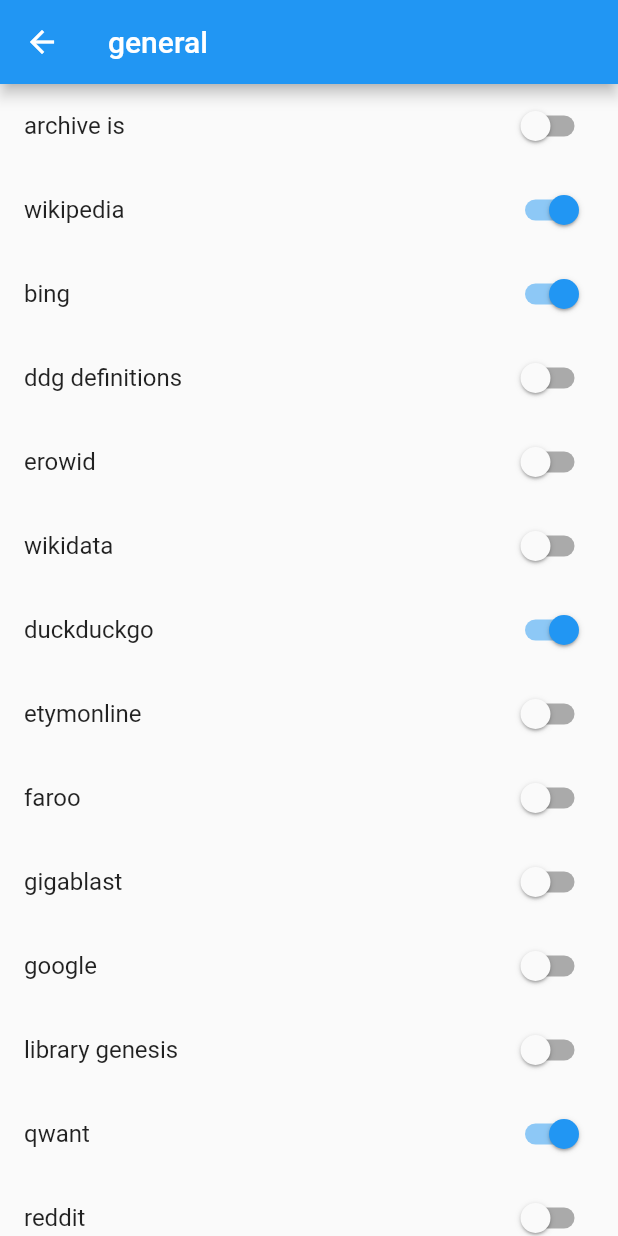
After one commit to boapps/searxer, a Flutter app: the CategoriesPage screen opened directly, after a tap on "general", on a phone screen of 412 x 824 dp. The commit adds this screen. Run offline on Flutter 3.47's test engine with Material 2 defaults, Android fonts, the phone set to English and light mode, and no system bars; our stand-ins replace fluttertoast, photo_view, shared_preferences; missing offline and left inert: autocomplete_textfield, format_bytes, network_to_file_image; accounts and stored records are empty.

Commit message:
redesign engines/categories

```diff
--- /dev/null
+++ b/lib/CategoriesPage.dart
@@ -0,0 +1,41 @@
+import 'package:flutter/material.dart';
+import 'Searx.dart';
+import 'CategoryPage.dart';
+
+class CategoriesPage extends StatefulWidget {
+  CategoriesPage({Key key}) : super(key: key);
+
+  @override
+  _CategoriesPageState createState() => _CategoriesPageState();
+}
+
+class _CategoriesPageState extends State<CategoriesPage> {
+  @override
+  void initState() {
+    super.initState();
+  }
+
+  @override
+  Widget build(BuildContext context) {
+    return Scaffold(
+      appBar: AppBar(
+        title: new Text("Categories"),
+      ),
+      body: new ListView.builder(
+        itemBuilder: (BuildContext context, int index) {
+          return ListTile(
+            title: Text(CATEGORY_LIST.keys.toList()[index]),
+            onTap: () {
+              Navigator.push(
+                context,
+                MaterialPageRoute(builder: (context) => CategoryPage(CATEGORY_LIST.keys.toList()[index])),
+              );
+            },
+            leading: Icon(CATEGORY_LIST.values.toList()[index]),
+          );
+        },
+        itemCount: CATEGORY_LIST.length,
+      ),
+    );
+  }
+}
--- /dev/null
+++ b/lib/CategoryPage.dart
@@ -0,0 +1,63 @@
+import 'package:flutter/material.dart';
+import 'Searx.dart';
+import 'Settings.dart';
+
+class CategoryPage extends StatefulWidget {
+  CategoryPage(this.categoryName, {Key key}) : super(key: key);
+  String categoryName;
+  @override
+  _CategoryPageState createState() => _CategoryPageState();
+}
+
+class _CategoryPageState extends State<CategoryPage> {
+  @override
+  void initState() {
+    super.initState();
+      refreshEditableEngines();
+      editableEngines.keys.toList().length;
+  }
+
+  Map<String, bool> editableEngines = Map();
+
+  void refreshEditableEngines() async {
+    editableEngines.clear();
+
+    for (String engineName in ENGINES[widget.categoryName].keys) {
+      bool enabled =
+          await Settings().getEngine(engineName, widget.categoryName);
+
+      editableEngines.putIfAbsent(engineName,
+          () => enabled ?? ENGINES[widget.categoryName][engineName]);
+    }
+    setState(() {});
+
+  }
+
+  @override
+  Widget build(BuildContext context) {
+    return Scaffold(
+      appBar: AppBar(
+        title: new Text(widget.categoryName),
+      ),
+      body: new ListView.builder(
+        itemBuilder: (BuildContext context, int index) {
+          return SwitchListTile(
+            title: Text(ENGINES[widget.categoryName].keys.toList()[index]),
+            value: editableEngines.values.toList()[index],
+            onChanged: (bool enabled) {
+              setState(() {
+                editableEngines[editableEngines.keys.toList()[index]] = enabled;
+                Settings().setEngine(
+                    ENGINES[widget.categoryName].keys.toList()[index],
+                    widget.categoryName,
+                    enabled);
+              });
+              refreshCurrentEngines();
+            },
+          );
+        },
+        itemCount: editableEngines.keys.toList().length,
+      ),
+    );
+  }
+}
--- a/lib/Searx.dart
+++ b/lib/Searx.dart
@@ -7,8 +7,160 @@ import 'package:flutter/material.dart';
 import 'package:fluttertoast/fluttertoast.dart';
 import 'package:http/http.dart' as http;
 import 'package:searxer/SearchResult.dart';
+import 'package:searxer/Settings.dart';
 import 'package:xml/xml.dart' as xml;
 
+Map<String, bool> currentEngines = Map();
+
+Future<void> refreshCurrentEngines() async {
+  currentEngines.clear();
+
+  for (String engineName in ENGINES[selectedCategory].keys) {
+    bool enabled = await Settings().getEngine(engineName, selectedCategory);
+
+    currentEngines.putIfAbsent(
+        engineName, () => enabled ?? ENGINES[selectedCategory][engineName]);
+  }
+
+}
+
+const Map<String, Map<String, bool>> ENGINES = {
+  "general": {
+    "archive is": false,
+    "wikipedia": true,
+    "bing": true,
+    "ddg definitions": false,
+    "erowid": false,
+    "wikidata": false,
+    "duckduckgo": true,
+    "etymonline": false,
+    "faroo": false,
+    "gigablast": false,
+    "google": false,
+    "library genesis": false,
+    "qwant": true,
+    "reddit": false,
+    "startpage": true,
+    "yahoo": true,
+    "yandex": false,
+    "dictzone": false,
+    "mymemory translated": false,
+    "Duden": false,
+    "seznam": false,
+    "mojeek": false,
+  },
+  "files": {
+    "digbt": true,
+    "fdroid": false,
+    "google play apps": false,
+    "kickass": true,
+    "nyaa": true,
+    "acgsou": false,
+    "openrepos": false,
+    "piratebay": true,
+    "tokyotoshokan": false,
+    "torrentz": true,
+  },
+  "images": {
+    "bing images": true,
+    "deviantart": true,
+    "duckduckgo images": true,
+    "1x": false,
+    "flickr": false,
+    "frinkiac": false,
+    "google images": false,
+    "nyaa": false,
+    "acgsou": false,
+    "qwant images": true,
+    "reddit": true,
+    "unsplash": true,
+  },
+  "it": {
+    "apk mirror": false,
+    "arch linux wiki": true,
+    "bitbucket": true,
+    "free software directory": true,
+    "gentoo": false,
+    "gitlab": true,
+    "github": true,
+    "geektimes": false,
+    "habrahabr": false,
+    "hoogle": false,
+    "lobste.rs": false,
+    "stackoverflow": true,
+    "searchcode doc": false,
+    "searchcode code": false,
+    "framalibre": false,
+  },
+  "map": {
+    "openstreetmap": true,
+    "photon": false,
+  },
+  "music": {
+    "deezer": true,
+    "digbt": false,
+    "genius": true,
+    "google play music": false,
+    "kickass": false,
+    "mixcloud": false,
+    "nyaa": false,
+    "acgsou": false,
+    "piratebay": false,
+    "soundcloud": true,
+    "spotify": true,
+    "tokyotoshokan": false,
+    "torrentz": false,
+    "youtube": true,
+  },
+  "news": {
+    "bing news": true,
+    "digg": false,
+    "faroo": false,
+    "google news": false,
+    "qwant news": true,
+    "reddit": true,
+    "yahoo news": true,
+  },
+  "science": {
+    "arxiv": true,
+    "base": false,
+    "crossref": false,
+    "google scholar": false,
+    "microsoft academic": true,
+    "openairedatasets": false,
+    "openairepublications": true,
+    "pdbe": true,
+    "pubmed": false,
+    "scanr structures": false,
+    "semantic scholar": false,
+    "wolframalpha": true,
+  },
+  "social media": {
+    "digg": false,
+    "qwant social": true,
+    "reddit": true,
+    "twitter": true,
+    "voat": true,
+  },
+  "videos": {
+    "bing videos": true,
+    "ccc-tv": false,
+    "digbt": false,
+    "google videos": false,
+    "google play movies": false,
+    "ina": false,
+    "kickass": false,
+    "nyaa": false,
+    "acgsou": false,
+    "piratebay": false,
+    "tokyotoshokan": false,
+    "torrentz": false,
+    "youtube": true,
+    "dailymotion": true,
+    "vimeo": true,
+    "1337x": true,
+  }
+};
 const Map<String, IconData> CATEGORY_LIST = {
   "general": Icons.category,
   "science": Icons.explore,
@@ -29,99 +181,7 @@ String selectedCategory = CATEGORY_LIST.keys.first;
 String searxURL = "https://searx.site";
 List<String> suggestions = new List();
 
-Map<String, bool> categories = {
-  "general": true,
-  "science": false,
-  "it": false,
-  "videos": false,
-  "images": false,
-  "files": false,
-  "music": false,
-  "news": false,
-  "map": false,
-  "social media": false,
-};
-
-Map<String, bool> engines = {
-  "1337x": false,
-  "acgsou": false,
-  "apkmirror": false,
-  "archlinux": false,
-  "arxiv": false,
-  "bing_images": false,
-  "bing_news": false,
-  "bing": false,
-  "bing_videos": false,
-  "btdigg": false,
-  "currency_convert": false,
-  "dailymotion": false,
-  "deezer": false,
-  "deviantart": false,
-  "dictzone": false,
-  "digbt": false,
-  "digg": false,
-  "doku": false,
-  "duckduckgo_definitions": false,
-  "duckduckgo_images": false,
-  "duckduckgo": false,
-  "duden": false,
-  "dummy": false,
-  "faroo": false,
-  "fdroid": false,
-  "filecrop": false,
-  "flickr_noapi": false,
-  "flickr": false,
-  "framalibre": false,
-  "frinkiac": false,
-  "genius": false,
-  "gentoo": false,
-  "gigablast": false,
-  "github": false,
-  "google_images": false,
-  "google_news": false,
-  "google": false,
-  "google_videos": false,
-  "ina": false,
-  "json_engine": false,
-  "kickass": false,
-  "mediawiki": false,
-  "microsoft_academic": false,
-  "mixcloud": false,
-  "nyaa": false,
-  "openstreetmap": false,
-  "pdbe": false,
-  "photon": false,
-  "piratebay": false,
-  "pubmed": false,
-  "qwant": false,
-  "reddit": false,
-  "scanr_structures": false,
-  "searchcode_code": false,
-  "searchcode_doc": false,
-  "searx_engine": false,
-  "soundcloud": false,
-  "spotify": false,
-  "stackoverflow": false,
-  "startpage": false,
-  "tokyotoshokan": false,
-  "torrentz": false,
-  "translated": false,
-  "twitter": false,
-  "unsplash": false,
-  "vimeo": false,
-  "wikidata": false,
-  "wikipedia": false,
-  "wolframalpha_api": false,
-  "wolframalpha_noapi": false,
-  "www1x": false,
-  "xpath": false,
-  "yacy": false,
-  "yahoo_news": false,
-  "yahoo": false,
-  "yandex": false,
-  "youtube_api": false,
-  "youtube_noapi": false,
-};
+Map<String, bool> get engines => currentEngines;
 
 class Searx {
   String get searchUrl {
@@ -133,6 +193,14 @@ class Searx {
     List<String> selectedEngines = new List();
     engines.forEach((String engine, bool isSelected) {
       if (isSelected) selectedEngines.add(engine);
+    });
+    return selectedEngines.join(",");
+  }
+
+  String get disabledFormattedEngines {
+    List<String> selectedEngines = new List();
+    engines.forEach((String engine, bool isSelected) {
+      if (!isSelected) selectedEngines.add(engine);
     });
 
     return selectedEngines.join(",");
@@ -167,25 +235,23 @@ class Searx {
   ];
 
   Future<List<SearchResult>> getSearchResults(String query, int page) async {
+    Map<String, dynamic> body = {
+      "format": "json",
+      "q": query,
+      "pageno": (page + 1).toString(),
+      "categories": formattedCategories,
+      //"enabled_engines": formattedEngines,
+      //"disabled_engines": disabledFormattedEngines,
+      "engines": formattedEngines,
+      "time_range": TIME_RANGES[selectedTimeRange],
+    };
     List<SearchResult> results = new List();
     var jsonResponse;
-    http.Response response = await http.post(
-      searchUrl,
-      body: {
-        "format": "json",
-        "q": query,
-        "pageno": (page + 1).toString(),
-        "categories": formattedCategories,
-        "enabled_engines": "",
-        "disabled_engines": "",
-        "engines": formattedEngines,
-        "time_range": TIME_RANGES[selectedTimeRange],
-      },
-    );
+    http.Response response = await http.post(searchUrl, body: body);
     try {
       jsonResponse = json.decode(response.body);
-    } catch (e) {
-      print(e);
+    } catch (error) {
+      print(error);
       Fluttertoast.showToast(
           msg: "error: " + response.body,
           toastLength: Toast.LENGTH_SHORT,
--- a/lib/Settings.dart
+++ b/lib/Settings.dart
@@ -1,3 +1,4 @@
+import 'package:fluttertoast/generated/i18n.dart';
 import 'package:shared_preferences/shared_preferences.dart';
 
 class Settings {
@@ -19,4 +20,12 @@ class Settings {
   Future<String> getURL() async {
     return (await prefs).getString("url") ?? "https://searx.site";
   }
+
+  void setEngine(String engine, String category, bool enabled) async {
+    await (await prefs).setBool(category + "_" + engine, enabled);
+  }
+
+  Future<bool> getEngine(String engine, String category) async {
+    return (await prefs).getBool(category + "_" + engine);
+  }
 }
```
Also changed, not shown: lib/SettingsPage.dart (+15 -3 lines), lib/main.dart (+10 -53 lines).
